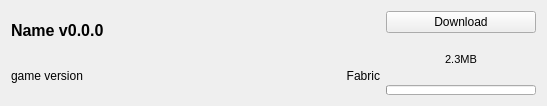
Qt form src/ui/replay/replaymoditemwidget.ui (kaniol-lck/modmanager) before a commit.
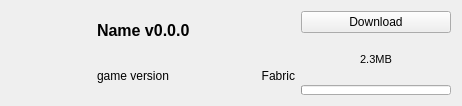
The same form after that commit. Icons and pictures are not drawn.

The edit to the form file:
```diff
--- a/src/ui/replay/replaymoditemwidget.ui
+++ b/src/ui/replay/replaymoditemwidget.ui
@@ -6,7 +6,7 @@
    <rect>
     <x>0</x>
     <y>0</y>
-    <width>547</width>
+    <width>462</width>
     <height>106</height>
    </rect>
   </property>
@@ -14,30 +14,35 @@
    <string>Form</string>
   </property>
   <layout class="QGridLayout" name="gridLayout">
-   <item row="0" column="0">
-    <widget class="QLabel" name="displayNameText">
+   <item row="0" column="0" rowspan="2">
+    <widget class="QLabel" name="modIcon">
      <property name="sizePolicy">
-      <sizepolicy hsizetype="Expanding" vsizetype="Preferred">
+      <sizepolicy hsizetype="Fixed" vsizetype="Fixed">
        <horstretch>0</horstretch>
        <verstretch>0</verstretch>
       </sizepolicy>
      </property>
-     <property name="font">
-      <font>
-       <pointsize>12</pointsize>
-       <weight>75</weight>
-       <bold>true</bold>
-      </font>
+     <property name="minimumSize">
+      <size>
+       <width>80</width>
+       <height>80</height>
+      </size>
      </property>
-     <property name="toolTip">
-      <string notr="true"/>
+     <property name="maximumSize">
+      <size>
+       <width>80</width>
+       <height>80</height>
+      </size>
      </property>
      <property name="text">
-      <string notr="true">Name v0.0.0</string>
+      <string/>
+     </property>
+     <property name="wordWrap">
+      <bool>false</bool>
      </property>
     </widget>
    </item>
-   <item row="0" column="2" rowspan="2">
+   <item row="0" column="3" rowspan="2">
     <layout class="QVBoxLayout" name="verticalLayout">
      <item>
       <widget class="QPushButton" name="downloadButton">
@@ -71,11 +76,17 @@
      <item>
       <widget class="QLabel" name="downloadSpeedText">
        <property name="sizePolicy">
-        <sizepolicy hsizetype="Preferred" vsizetype="Preferred">
+        <sizepolicy hsizetype="Fixed" vsizetype="Preferred">
          <horstretch>0</horstretch>
          <verstretch>0</verstretch>
         </sizepolicy>
        </property>
+       <property name="minimumSize">
+        <size>
+         <width>150</width>
+         <height>0</height>
+        </size>
+       </property>
        <property name="font">
         <font>
          <pointsize>8</pointsize>
@@ -122,14 +133,17 @@
      </item>
     </layout>
    </item>
-   <item row="1" column="0">
+   <item row="1" column="1">
     <widget class="QLabel" name="gameVersion">
      <property name="text">
       <string notr="true">game version</string>
      </property>
+     <property name="wordWrap">
+      <bool>true</bool>
+     </property>
     </widget>
    </item>
-   <item row="1" column="1">
+   <item row="1" column="2">
     <widget class="QLabel" name="loaderType">
      <property name="text">
       <string notr="true">Fabric</string>
@@ -139,6 +153,29 @@
      </property>
     </widget>
    </item>
+   <item row="0" column="1" colspan="2">
+    <widget class="QLabel" name="displayNameText">
+     <property name="sizePolicy">
+      <sizepolicy hsizetype="Expanding" vsizetype="Preferred">
+       <horstretch>0</horstretch>
+       <verstretch>0</verstretch>
+      </sizepolicy>
+     </property>
+     <property name="font">
+      <font>
+       <pointsize>12</pointsize>
+       <weight>75</weight>
+       <bold>true</bold>
+      </font>
+     </property>
+     <property name="toolTip">
+      <string notr="true"/>
+     </property>
+     <property name="text">
+      <string notr="true">Name v0.0.0</string>
+     </property>
+    </widget>
+   </item>
   </layout>
  </widget>
  <resources/>
```
